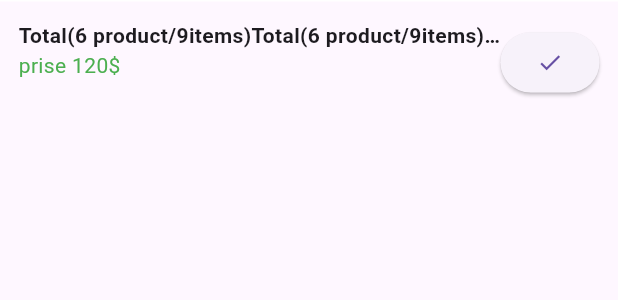
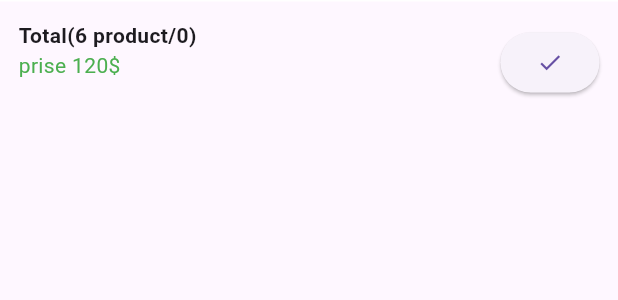
Before and after one commit to HussienAboSoker/shop_smart_users, a Flutter app: the ButtomCheckout widget shown alone on an empty page, opened directly, on a phone screen of 412 x 824 dp. Shown: the top 300 px of the screen. Run offline on Flutter 3.47's test engine with Material 3 defaults, Android fonts, the phone set to English and light mode, and no system bars; our stand-ins replace card_swiper, fancy_shimmer_image, image_picker, ionicons, shared_preferences; missing offline and left inert: dynamic_height_grid_view; accounts and stored records are empty.

Commit message:
handle cartshoping icon (when user click it ,the product will added to cartPrudcrts ,and change the shoping  icon to check icon )

```diff
--- a/lib/main.dart
+++ b/lib/main.dart
@@ -2,6 +2,7 @@ import 'package:flutter/material.dart';
 import 'package:provider/provider.dart';
 
 import 'package:shop_smart_users/constants/appthem.dart';
+import 'package:shop_smart_users/providers/cart_provider.dart';
 import 'package:shop_smart_users/providers/product_provider.dart';
 import 'package:shop_smart_users/providers/themeprovider.dart';
 import 'package:shop_smart_users/screens/auth/forgot_password_screen.dart';
@@ -32,6 +33,9 @@ class MyApp extends StatelessWidget {
         ChangeNotifierProvider(create: (_) {
           return ProductProvider();
         }),
+         ChangeNotifierProvider(create: (_) {
+          return CartProvider();
+        }),
       ],
       child: Consumer<ThemeProvider>(builder: (context, themeProvider, child) {
         return MaterialApp(
--- a/lib/screens/cart/butttom_checkout.dart
+++ b/lib/screens/cart/butttom_checkout.dart
@@ -1,4 +1,6 @@
 import 'package:flutter/material.dart';
+import 'package:provider/provider.dart';
+import 'package:shop_smart_users/providers/cart_provider.dart';
 import 'package:shop_smart_users/widget/text/cutom_subtitle.dart';
 import 'package:shop_smart_users/widget/text/cutom_title.dart';
 
@@ -7,6 +9,7 @@ class ButtomCheckout extends StatelessWidget {
 
   @override
   Widget build(BuildContext context) {
+  final  cartprovider = Provider.of<CartProvider>(context);
     Size size = MediaQuery.of(context).size;
     return Flexible(
       child: Container(
@@ -22,13 +25,13 @@ class ButtomCheckout extends StatelessWidget {
         child: Row(
           mainAxisAlignment: MainAxisAlignment.spaceBetween,
           children: [
-            const Flexible(
+             Flexible(
               child: Column(
                 crossAxisAlignment: CrossAxisAlignment.start,
                 children: [
                   CustomTitle(
                       label:
-                          "Total(6 product/9items)Total(6 product/9items)Total(6 product/9items)Total(6 product/9items)Total(6 product/9items)Total(6 product/9items)Total(6 product/9items)Total(6 product/9items)Total(6 product/9items)Total(6 product/9items)Total(6 product/9items)Total(6 product/9items)Total(6 product/9items)Total(6 product/9items)Total(6 product/9items)"),
+                          "Total(6 product/${cartprovider.getcartproducts.length})"),
                   CustomsubTitle(
                     label: "prise 120\$",
                     color: Colors.green,
--- a/lib/screens/cart/custom_card.dart
+++ b/lib/screens/cart/custom_card.dart
@@ -1,5 +1,7 @@
 import 'package:fancy_shimmer_image/fancy_shimmer_image.dart';
 import 'package:flutter/material.dart';
+import 'package:provider/provider.dart';
+import 'package:shop_smart_users/providers/cart_provider.dart';
 import 'package:shop_smart_users/screens/cart/quantity_sheet.dart';
 
 import '../../widget/text/cutom_title.dart';
@@ -9,6 +11,7 @@ class CustomCard extends StatelessWidget {
 
   @override
   Widget build(BuildContext context) {
+    final cartprovider =Provider.of<CartProvider>(context) ;
     Size size = MediaQuery.of(context).size;
     return IntrinsicWidth(
       child: FittedBox(
--- a/lib/screens/searchscreen.dart
+++ b/lib/screens/searchscreen.dart
@@ -4,6 +4,7 @@ import 'package:flutter/material.dart';
 import 'package:provider/provider.dart';
 import 'package:shop_smart_users/constants/imagepath.dart';
 import 'package:shop_smart_users/models/product_model.dart';
+import 'package:shop_smart_users/providers/cart_provider.dart';
 import 'package:shop_smart_users/providers/product_provider.dart';
 
 import 'package:shop_smart_users/widget/product/custom_product.dart';
@@ -42,6 +43,7 @@ class _SearchScreenPageState extends State<SearchScreenPage> {
 
     // Get the product data provider from the current context
     final productProvider = Provider.of<ProductProvider>(context);
+    final cartProvider = Provider.of<CartProvider>(context);
     // Extract the category passed as an argument through navigation
 
     final String? passcatigory =
```
Also changed, not shown: lib/providers/cart_provider.dart (+6 -1 lines), lib/screens/cart/cart_screen.dart (+8 -4 lines), lib/widget/product/custom_product.dart (+21 -4 lines).
